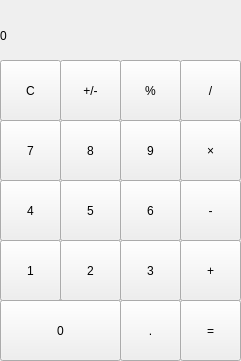
First picture: the form in Calculator/mainwindow.ui, repository septimochen/PyQt5, before the edit.
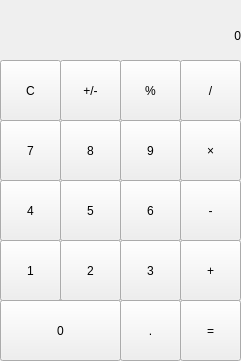
Second picture: the form after the edit.

Commit message: main window

Diff of the .ui file:
```diff
--- a/Calculator/mainwindow.ui
+++ b/Calculator/mainwindow.ui
@@ -34,6 +34,9 @@
     <property name="text">
      <string>0</string>
     </property>
+    <property name="alignment">
+     <set>Qt::AlignRight|Qt::AlignTrailing|Qt::AlignVCenter</set>
+    </property>
    </widget>
    <widget class="QPushButton" name="pushButton">
     <property name="geometry">
```
